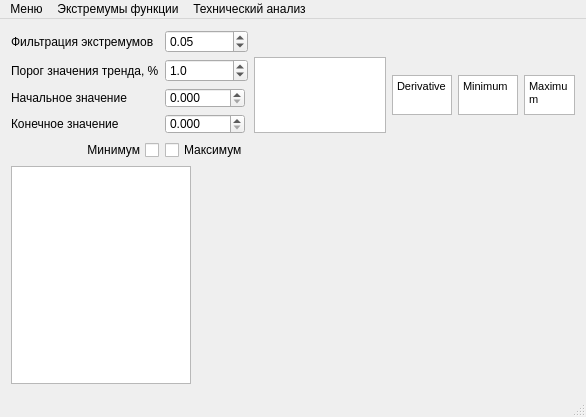
Above: mainwindow.ui from Kortesss/NO3 before the change. Below: the same form after it.
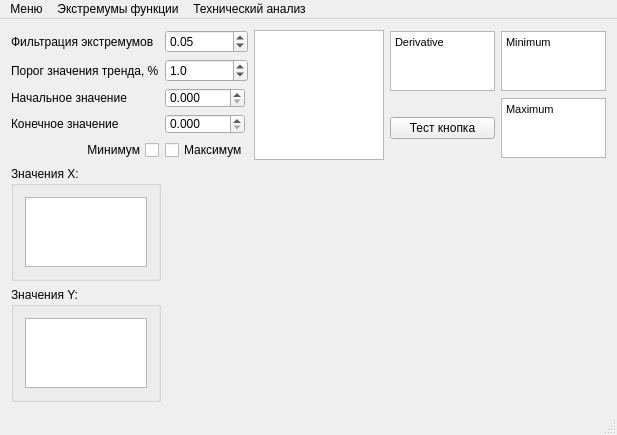
That is the form after the change. Icons and pictures are not drawn. Custom widgets are drawn as their Qt base class.

Diff of the .ui file:
```diff
--- a/mainwindow.ui
+++ b/mainwindow.ui
@@ -6,19 +6,24 @@
    <rect>
     <x>0</x>
     <y>0</y>
-    <width>586</width>
-    <height>417</height>
+    <width>617</width>
+    <height>424</height>
    </rect>
   </property>
   <property name="windowTitle">
    <string>Система мониторинга</string>
   </property>
   <widget class="QWidget" name="centralWidget">
+   <layout class="QVBoxLayout" name="verticalLayout">
+    <item>
    <layout class="QVBoxLayout" name="verticalLayout_2">
     <item>
      <layout class="QHBoxLayout" name="horizontalLayout_3">
       <property name="sizeConstraint">
-       <enum>QLayout::SetMinAndMaxSize</enum>
+         <enum>QLayout::SetFixedSize</enum>
+        </property>
+        <property name="rightMargin">
+         <number>0</number>
       </property>
       <item>
        <layout class="QGridLayout" name="gridLayout">
@@ -151,25 +156,33 @@
       <item>
        <widget class="QListWidget" name="listWidget">
         <property name="sizePolicy">
-         <sizepolicy hsizetype="Fixed" vsizetype="Fixed">
+           <sizepolicy hsizetype="Expanding" vsizetype="Expanding">
           <horstretch>0</horstretch>
           <verstretch>0</verstretch>
          </sizepolicy>
         </property>
+          <property name="minimumSize">
+           <size>
+            <width>130</width>
+            <height>0</height>
+           </size>
+          </property>
         <property name="maximumSize">
          <size>
-          <width>132</width>
-          <height>76</height>
+            <width>140</width>
+            <height>150</height>
          </size>
         </property>
        </widget>
       </item>
       <item>
+         <layout class="QGridLayout" name="gridLayout_3">
+          <item row="0" column="0">
        <widget class="QTextBrowser" name="textBrowser_4">
         <property name="maximumSize">
          <size>
-          <width>60</width>
-          <height>40</height>
+              <width>113</width>
+              <height>60</height>
          </size>
         </property>
         <property name="sizeIncrement">
@@ -193,24 +206,7 @@
         </property>
        </widget>
       </item>
-      <item>
-       <widget class="QTextBrowser" name="textBrowser_3">
-        <property name="maximumSize">
-         <size>
-          <width>60</width>
-          <height>40</height>
-         </size>
-        </property>
-        <property name="html">
-         <string>&lt;!DOCTYPE HTML PUBLIC &quot;-//W3C//DTD HTML 4.0//EN&quot; &quot;http://www.w3.org/TR/REC-html40/strict.dtd&quot;&gt;
-&lt;html&gt;&lt;head&gt;&lt;meta name=&quot;qrichtext&quot; content=&quot;1&quot; /&gt;&lt;style type=&quot;text/css&quot;&gt;
-p, li { white-space: pre-wrap; }
-&lt;/style&gt;&lt;/head&gt;&lt;body style=&quot; font-family:'MS Shell Dlg 2'; font-size:8.25pt; font-weight:400; font-style:normal;&quot;&gt;
-&lt;p style=&quot; margin-top:0px; margin-bottom:0px; margin-left:0px; margin-right:0px; -qt-block-indent:0; text-indent:0px;&quot;&gt;Minimum&lt;/p&gt;&lt;/body&gt;&lt;/html&gt;</string>
-        </property>
-       </widget>
-      </item>
-      <item>
+          <item row="1" column="1">
        <widget class="QTextBrowser" name="textBrowser_2">
         <property name="minimumSize">
          <size>
@@ -220,8 +216,8 @@
         </property>
         <property name="maximumSize">
          <size>
-          <width>60</width>
-          <height>40</height>
+              <width>113</width>
+              <height>60</height>
          </size>
         </property>
         <property name="html">
@@ -233,22 +229,104 @@
         </property>
        </widget>
       </item>
-     </layout>
-    </item>
+          <item row="0" column="1">
+           <widget class="QTextBrowser" name="textBrowser_3">
+            <property name="maximumSize">
+             <size>
+              <width>113</width>
+              <height>60</height>
+             </size>
+            </property>
+            <property name="html">
+             <string>&lt;!DOCTYPE HTML PUBLIC &quot;-//W3C//DTD HTML 4.0//EN&quot; &quot;http://www.w3.org/TR/REC-html40/strict.dtd&quot;&gt;
+&lt;html&gt;&lt;head&gt;&lt;meta name=&quot;qrichtext&quot; content=&quot;1&quot; /&gt;&lt;style type=&quot;text/css&quot;&gt;
+p, li { white-space: pre-wrap; }
+&lt;/style&gt;&lt;/head&gt;&lt;body style=&quot; font-family:'MS Shell Dlg 2'; font-size:8.25pt; font-weight:400; font-style:normal;&quot;&gt;
+&lt;p style=&quot; margin-top:0px; margin-bottom:0px; margin-left:0px; margin-right:0px; -qt-block-indent:0; text-indent:0px;&quot;&gt;Minimum&lt;/p&gt;&lt;/body&gt;&lt;/html&gt;</string>
+            </property>
+           </widget>
+          </item>
+          <item row="1" column="0">
+           <widget class="QPushButton" name="pushButton">
+            <property name="text">
+             <string>Тест кнопка</string>
+            </property>
+           </widget>
+          </item>
+         </layout>
+        </item>
+       </layout>
+      </item>
     <item>
-     <layout class="QHBoxLayout" name="horizontalLayout_4">
-      <item>
-       <widget class="QTextBrowser" name="textBrowser">
+       <layout class="QGridLayout" name="gridLayout_2">
+        <item row="0" column="1" rowspan="2">
+         <widget class="QCustomPlot" name="widget" native="true">
+          <property name="sizePolicy">
+           <sizepolicy hsizetype="Expanding" vsizetype="Expanding">
+            <horstretch>0</horstretch>
+            <verstretch>0</verstretch>
+           </sizepolicy>
+          </property>
+          <property name="minimumSize">
+           <size>
+            <width>0</width>
+            <height>230</height>
+           </size>
+          </property>
+          <zorder></zorder>
+         </widget>
+        </item>
+        <item row="1" column="0">
+         <widget class="QGroupBox" name="groupBox_2">
+          <property name="sizePolicy">
+           <sizepolicy hsizetype="Expanding" vsizetype="Expanding">
+            <horstretch>0</horstretch>
+            <verstretch>0</verstretch>
+           </sizepolicy>
+          </property>
         <property name="maximumSize">
          <size>
-          <width>180</width>
+            <width>150</width>
           <height>16777215</height>
          </size>
         </property>
-       </widget>
-      </item>
+          <property name="title">
+           <string>Значения Y:</string>
+          </property>
+          <layout class="QVBoxLayout" name="verticalLayout_4">
+           <item>
+            <widget class="QTextBrowser" name="textBrowser_Y"/>
+           </item>
+          </layout>
+          <zorder>textBrowser_Y</zorder>
+          <zorder>groupBox</zorder>
+         </widget>
+        </item>
+        <item row="0" column="0">
+         <widget class="QGroupBox" name="groupBox">
+          <property name="sizePolicy">
+           <sizepolicy hsizetype="Expanding" vsizetype="Expanding">
+            <horstretch>0</horstretch>
+            <verstretch>0</verstretch>
+           </sizepolicy>
+          </property>
+          <property name="maximumSize">
+           <size>
+            <width>150</width>
+            <height>16777215</height>
+           </size>
+          </property>
+          <property name="title">
+           <string>Значения X:</string>
+          </property>
+          <layout class="QVBoxLayout" name="verticalLayout_3">
       <item>
-       <widget class="QCustomPlot" name="widget" native="true"/>
+            <widget class="QTextBrowser" name="textBrowser_X"/>
+           </item>
+          </layout>
+         </widget>
+        </item>
+       </layout>
       </item>
      </layout>
     </item>
@@ -259,7 +337,7 @@
     <rect>
      <x>0</x>
      <y>0</y>
-     <width>586</width>
+     <width>617</width>
      <height>21</height>
     </rect>
    </property>
```
Left out of the diff: 158 changed lines with no effect on the pictures. Lines whose indentation alone changed are shown as unchanged.
